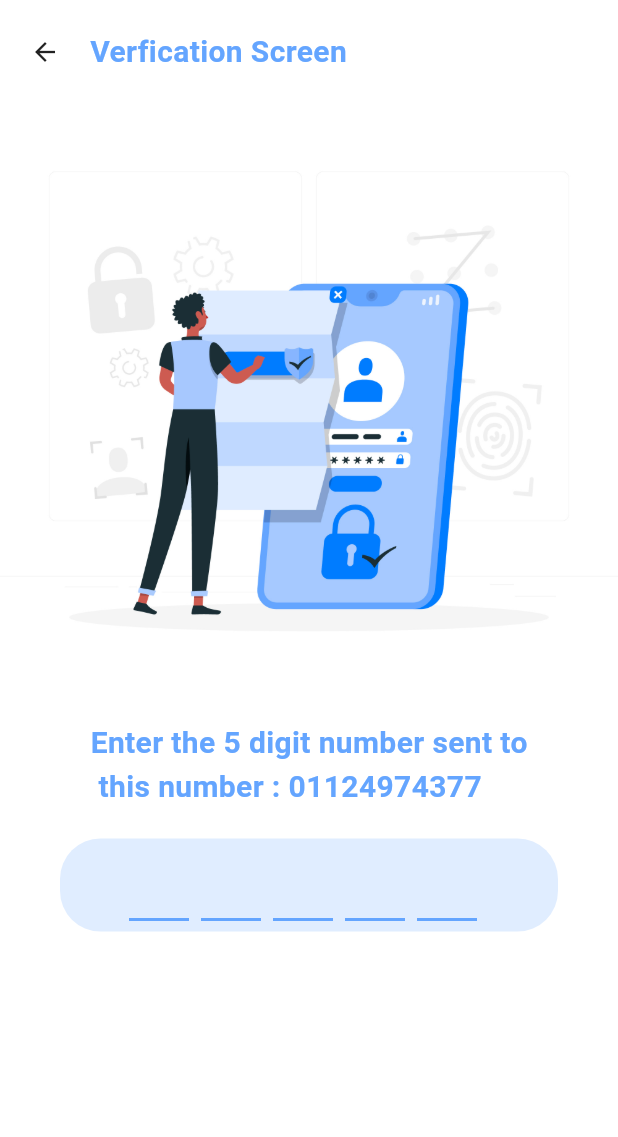
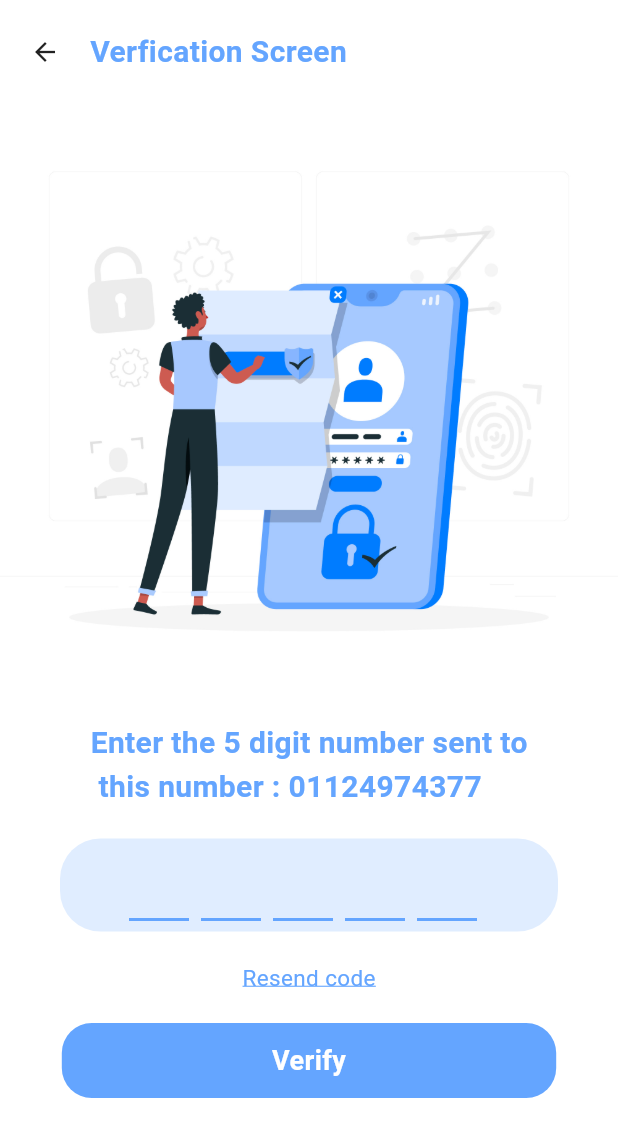
Before and after one commit to Fatma-kabil/auth-screens, a Flutter app: the screen it shows after launch, after a tap on "Login", on a phone screen of 412 x 824 dp. Shown: the top 1137 px of the screen. Run offline on Flutter 3.47's test engine with Material 3 defaults, Android fonts, the phone set to English and light mode, and no system bars; drawn by our look-alikes of flutter_otp_text_field.

Commit message:
otp screen done

```diff
--- a/lib/onboard/login_screen.dart
+++ b/lib/onboard/login_screen.dart
@@ -4,7 +4,7 @@ import 'package:auth_flutter_project/onboard/widgets/circle_widget.dart';
 import 'package:auth_flutter_project/onboard/widgets/social_media_list.dart';
 import 'package:auth_flutter_project/onboard/widgets/text_button.dart';
 import 'package:auth_flutter_project/onboard/widgets/text_field.dart';
-import 'package:auth_flutter_project/onboard/widgets/text_header.dart';
+import 'package:auth_flutter_project/onboard/widgets/text_widget.dart';
 import 'package:flutter/material.dart';
 
 class LoginScreen extends StatelessWidget {
@@ -32,6 +32,7 @@ class LoginScreen extends StatelessWidget {
               height: 20,
             ),
             ButtonWidget(
+              text:  'Login',
               ontap: () {
                 Navigator.push(context, MaterialPageRoute(
                   builder: (context) {
--- a/lib/onboard/otp_screen.dart
+++ b/lib/onboard/otp_screen.dart
@@ -1,6 +1,7 @@
 import 'package:auth_flutter_project/constants.dart';
+import 'package:auth_flutter_project/onboard/widgets/button_widget.dart';
 import 'package:auth_flutter_project/onboard/widgets/header_bar.dart';
-import 'package:auth_flutter_project/onboard/widgets/text_header.dart';
+import 'package:auth_flutter_project/onboard/widgets/text_widget.dart';
 import 'package:flutter/material.dart';
 import 'package:flutter_otp_text_field/flutter_otp_text_field.dart';
 
@@ -25,9 +26,11 @@ class OtpScreen extends StatelessWidget {
               sizeFont: 20,
             ),
             Container(
-        padding:const EdgeInsets.all(7),
-        margin: const    EdgeInsets.symmetric(vertical: 20,horizontal: 40),
-        decoration: BoxDecoration(color: maincolor.withOpacity(.2),borderRadius: BorderRadius.circular(27)),
+              padding: const EdgeInsets.all(7),
+              margin: const EdgeInsets.symmetric(vertical: 20, horizontal: 40),
+              decoration: BoxDecoration(
+                  color: maincolor.withOpacity(.2),
+                  borderRadius: BorderRadius.circular(27)),
               child: OtpTextField(
                 numberOfFields: 5,
                 borderColor: maincolor,
@@ -39,11 +42,27 @@ class OtpScreen extends StatelessWidget {
                   //handle validation or checks here
                 },
                 //runs when every textfield is filled
-          onSubmit: (String verificationCode){
-
-          }, // end onSubmit
+                onSubmit: (String verificationCode) {}, // end onSubmit
               ),
             ),
+            const Text("Resend code",
+                style: TextStyle(
+                  fontSize: 15,
+                  color: maincolor,
+                  decoration: TextDecoration.underline,
+                  decorationColor: maincolor,
+                )),
+            const    SizedBox(height: 20,),
+            ButtonWidget(
+              text: "Verify",
+              ontap: () {
+                Navigator.push(context, MaterialPageRoute(
+                  builder: (context) {
+                    return const OtpScreen();
+                  },
+                ));
+              },
+            )
           ],
         ),
       ),
--- a/lib/onboard/widgets/button_widget.dart
+++ b/lib/onboard/widgets/button_widget.dart
@@ -2,8 +2,9 @@ import 'package:auth_flutter_project/constants.dart';
 import 'package:flutter/material.dart';
 
 class ButtonWidget extends StatelessWidget {
- const  ButtonWidget({super.key ,required this.ontap});
+  const ButtonWidget({super.key, required this.ontap, required this.text});
   final void Function()? ontap;
+  final String text;
   @override
   Widget build(BuildContext context) {
     return InkWell(
@@ -14,9 +15,9 @@ class ButtonWidget extends StatelessWidget {
         alignment: Alignment.center,
         decoration: BoxDecoration(
             color: maincolor, borderRadius: BorderRadius.circular(20)),
-        child: const Text(
-          'Login',
-          style: TextStyle(
+        child:  Text(
+         text,
+          style:const TextStyle(
               color: Colors.white, fontSize: 18, fontWeight: FontWeight.bold),
         ),
       ),
--- a/lib/onboard/widgets/header_bar.dart
+++ b/lib/onboard/widgets/header_bar.dart
@@ -1,4 +1,4 @@
-import 'package:auth_flutter_project/onboard/widgets/text_header.dart';
+import 'package:auth_flutter_project/onboard/widgets/text_widget.dart';
 import 'package:flutter/material.dart';
 
 class HeaderBar extends StatelessWidget {
```
Also changed, not shown: lib/onboard/widgets/text_widget.dart (renamed from lib/onboard/widgets/text_header.dart). Lines whose indentation alone changed are shown as unchanged.
